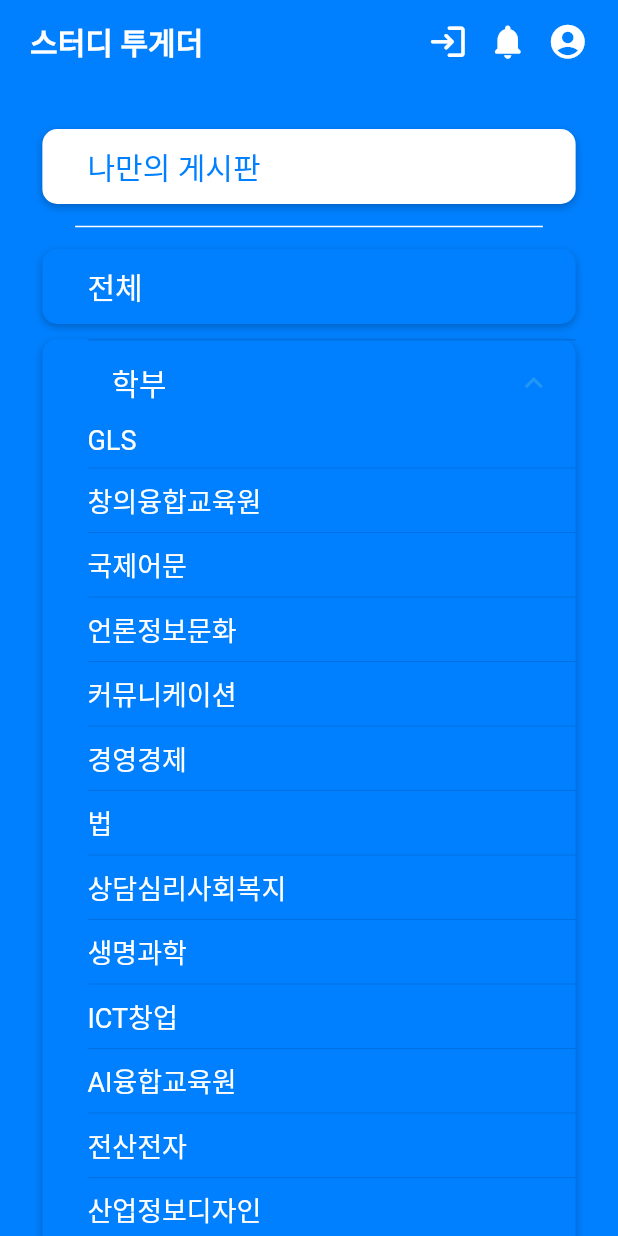
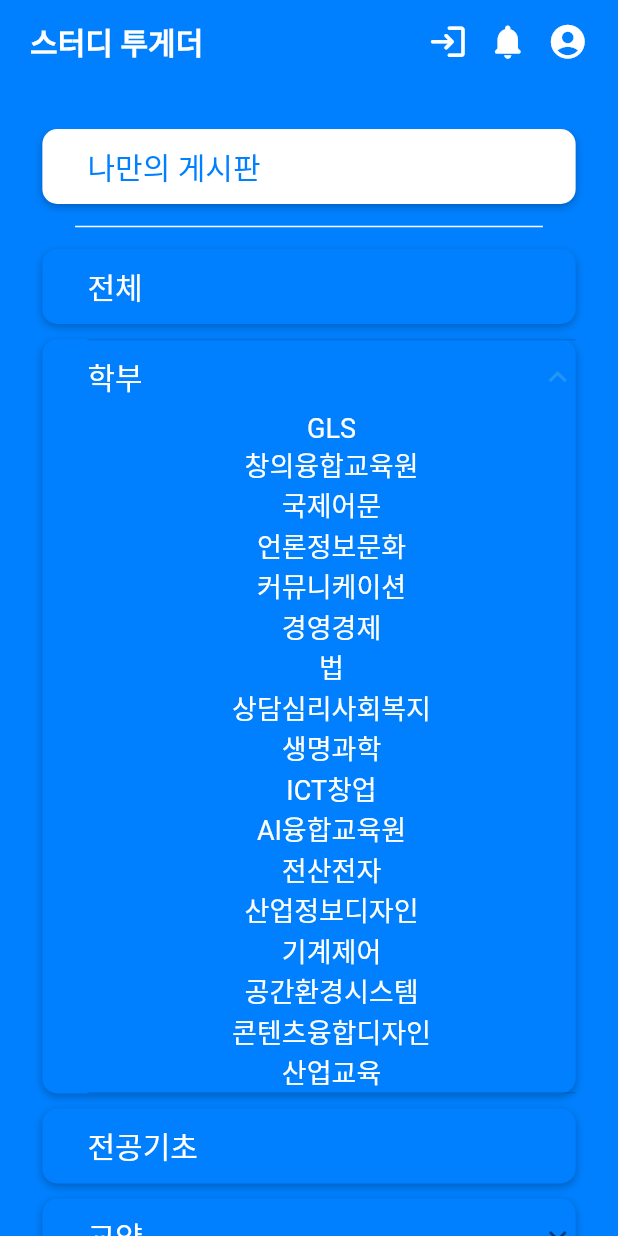
Before and after one commit to AnJW-HGU/2021CRASummer, a Flutter app: the screen it shows after launch, after a tap on "학부", on a phone screen of 412 x 824 dp. Run offline on Flutter 3.47's test engine with Material 2 defaults, Android fonts, the light colour scheme and no system bars; our stand-ins replace flutter_html, flutter_screenutil, get, google_sign_in, hexcolor; missing offline and left inert: flutter_custom_tabs, google_sign_in_web; Roboto replaces fonts that are missing (Barun).

Commit message:
feat: Add ExpansionTile in CategoryPage

```diff
--- a/flutter_app/lib/Category/category_page.dart
+++ b/flutter_app/lib/Category/category_page.dart
@@ -112,9 +112,9 @@ class _CategoryPageState extends State<CategoryPage> {
             ),
 
             body: SafeArea(
-              child: Center(
               child: Padding(
                 padding: EdgeInsets.only(top: 30),
+                child: SingleChildScrollView(
                   child: Column(
                     children: [
 
@@ -166,6 +166,8 @@ class _CategoryPageState extends State<CategoryPage> {
                       _buildExpansionCategory("학부", _majorList),
                       Padding(padding: EdgeInsets.only(top: 10.0),),
                       _buildCategory("전공기초"),
+                      Padding(padding: EdgeInsets.only(top: 10.0),),
+                      _buildExpansionCategory("교양", _electiveList),
                       Padding(padding: EdgeInsets.only(top: 10.0),),
                       _buildCategory("취업/진로"),
                     ],
@@ -220,7 +222,11 @@ class _CategoryPageState extends State<CategoryPage> {
       alignment: Alignment.centerLeft,
       padding: EdgeInsets.only(left: 30.w),
 
+      child: ListTileTheme(
+        dense: true,  // ExpansionTile의 default padding을 없애는 것
+
         child: ExpansionTile(
+          tilePadding: EdgeInsets.all(0),
           title: Text(
             inTitle,
             style: TextStyle(
@@ -231,11 +237,14 @@ class _CategoryPageState extends State<CategoryPage> {
             ),
           ),
 
+          // 오른쪽 아이콘!
+
           initiallyExpanded: false,
           // 숨김에 들어갈 것들
           children: [
-          _buildExpansionTile(listData),
+            for (int i=0; i<listData.length; i++) _buildExpansionTile(listData[i]),
           ],
+        ),
       ),
 
       decoration: BoxDecoration(
@@ -252,28 +261,16 @@ class _CategoryPageState extends State<CategoryPage> {
     );
   }
 
-  Widget _buildExpansionTile(listData) {
-    return Expanded(
-      child: ListView.separated(
-        shrinkWrap: true,
-        controller: _scroll,
-        scrollDirection: Axis.vertical,
-        // padding: EdgeInsets.only(top:10),
-        itemCount: listData.length,
-        itemBuilder: (_, index) {
+  Widget _buildExpansionTile(inTitle) {
     return Container(
       child: Text(
-              "${listData[index]}",
+        inTitle,
         style: TextStyle(
           color: Colors.white,
           fontFamily: "Barun",
           fontSize: 18.sp,
           fontWeight: FontWeight.w400,
         ),
-            ),
-          );
-        },
-        separatorBuilder: (_, index) => Divider(),
       ),
     );
   }
```
Also changed, not shown: flutter_app/pubspec.lock, 2 other files. Lines whose indentation alone changed are shown as unchanged.
